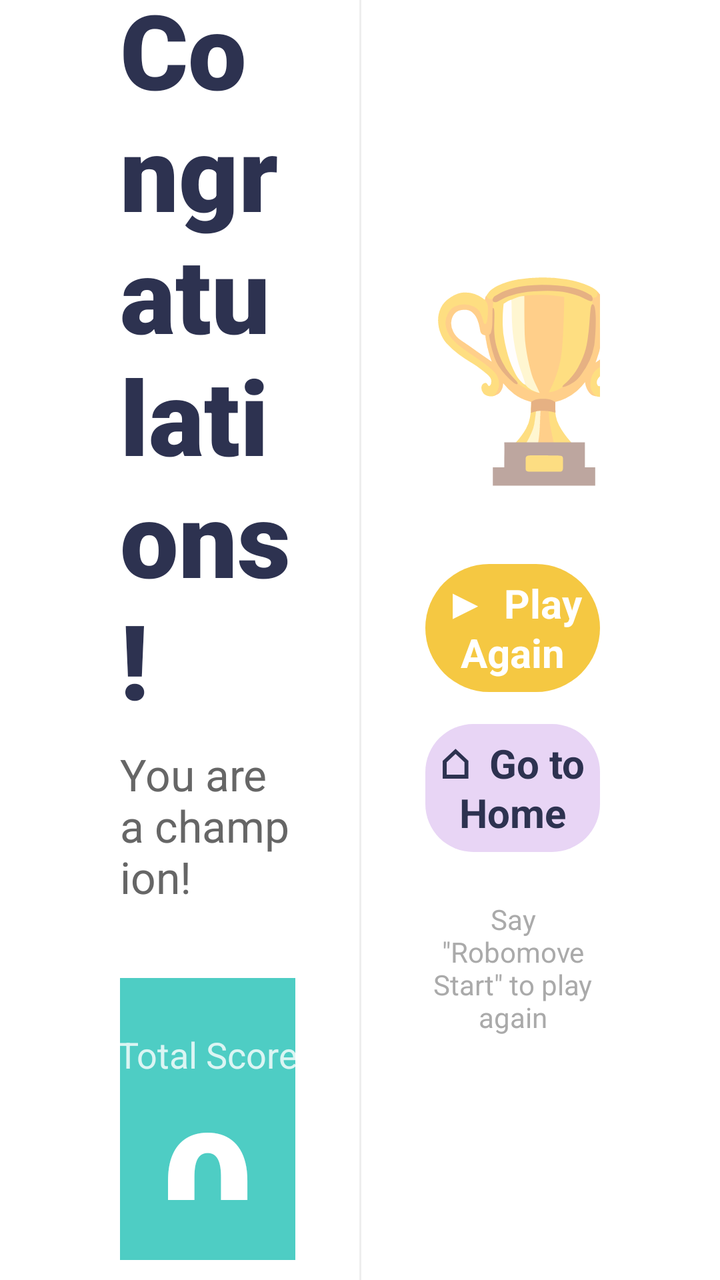
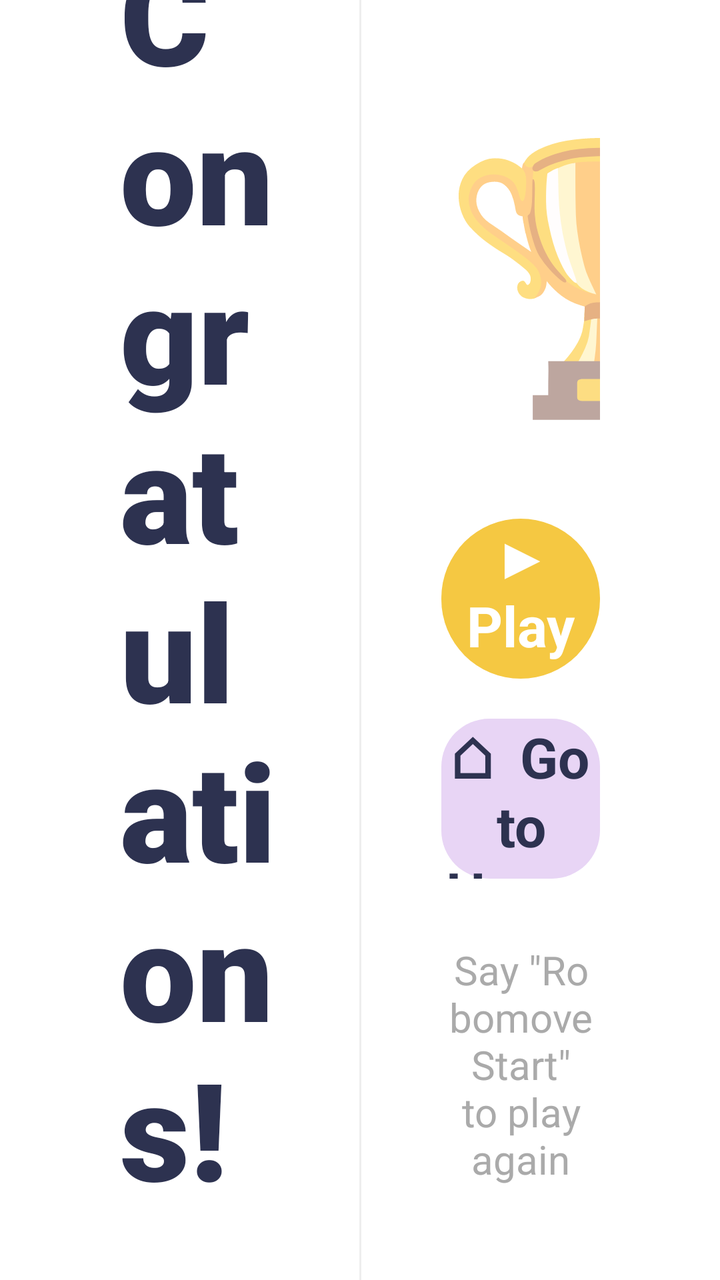

An Android layout rendered at two revisions. The XML below is the earlier revision; the diff shows what the commit changed to produce the second picture.
<!-- AndroidManifest.xml: application theme Theme.RoboMove -->
<!-- res/layout/activity_results.xml -->
<?xml version="1.0" encoding="utf-8"?>
<androidx.constraintlayout.widget.ConstraintLayout
    xmlns:android="http://schemas.android.com/apk/res/android"
    xmlns:app="http://schemas.android.com/apk/res-auto"
    android:layout_width="match_parent"
    android:layout_height="match_parent"
    android:background="@color/robomove_white">

    

    <LinearLayout
        android:id="@+id/layout_left"
        android:layout_width="0dp"
        android:layout_height="match_parent"
        android:orientation="vertical"
        android:gravity="center"
        android:paddingStart="60dp"
        android:paddingEnd="32dp"
        app:layout_constraintStart_toStartOf="parent"
        app:layout_constraintEnd_toStartOf="@id/divider"
        app:layout_constraintTop_toTopOf="parent"
        app:layout_constraintBottom_toBottomOf="parent">

        
        <TextView
            android:layout_width="wrap_content"
            android:layout_height="wrap_content"
            android:text="Congratulations!"
            android:textColor="@color/robomove_navy"
            android:textSize="52sp"
            android:textStyle="bold"
            android:fontFamily="sans-serif-black"/>

        
        <TextView
            android:id="@+id/tv_motivational_message"
            android:layout_width="wrap_content"
            android:layout_height="wrap_content"
            android:text="You are a champion!"
            android:textColor="#666666"
            android:textSize="22sp"
            android:layout_marginTop="8dp"
            android:layout_marginBottom="36dp"/>

        
        <androidx.cardview.widget.CardView
            android:layout_width="320dp"
            android:layout_height="wrap_content"
            app:cardCornerRadius="24dp"
            app:cardBackgroundColor="@color/robomove_teal"
            app:cardElevation="0dp">

            <LinearLayout
                android:layout_width="match_parent"
                android:layout_height="wrap_content"
                android:orientation="vertical"
                android:gravity="center"
                android:paddingTop="28dp"
                android:paddingBottom="28dp">

                <TextView
                    android:layout_width="wrap_content"
                    android:layout_height="wrap_content"
                    android:text="Total Score"
                    android:textColor="#CCFFFFFF"
                    android:textSize="18sp"/>

                <TextView
                    android:id="@+id/tv_total_score"
                    android:layout_width="wrap_content"
                    android:layout_height="wrap_content"
                    android:text="0"
                    android:textColor="@color/robomove_white"
                    android:textSize="80sp"
                    android:textStyle="bold"
                    android:fontFamily="sans-serif-black"/>

                
                <TextView
                    android:id="@+id/tv_stars"
                    android:layout_width="wrap_content"
                    android:layout_height="wrap_content"
                    android:text="⭐⭐⭐"
                    android:textSize="32sp"
                    android:layout_marginTop="4dp"/>

            </LinearLayout>
        </androidx.cardview.widget.CardView>

        
        <TextView
            android:id="@+id/tv_score_breakdown"
            android:layout_width="wrap_content"
            android:layout_height="wrap_content"
            android:text=""
            android:textColor="#888888"
            android:textSize="15sp"
            android:gravity="center"
            android:layout_marginTop="20dp"
            android:lineSpacingMultiplier="1.5"/>

    </LinearLayout>

    
    <View
        android:id="@+id/divider"
        android:layout_width="1dp"
        android:layout_height="0dp"
        android:background="#EEEEEE"
        app:layout_constraintStart_toStartOf="parent"
        app:layout_constraintEnd_toEndOf="parent"
        app:layout_constraintTop_toTopOf="parent"
        app:layout_constraintBottom_toBottomOf="parent"/>

    

    <LinearLayout
        android:id="@+id/layout_right"
        android:layout_width="0dp"
        android:layout_height="match_parent"
        android:orientation="vertical"
        android:gravity="center"
        android:paddingStart="32dp"
        android:paddingEnd="60dp"
        app:layout_constraintStart_toEndOf="@id/divider"
        app:layout_constraintEnd_toEndOf="parent"
        app:layout_constraintTop_toTopOf="parent"
        app:layout_constraintBottom_toBottomOf="parent">

        
        <TextView
            android:layout_width="wrap_content"
            android:layout_height="wrap_content"
            android:text="🏆"
            android:textSize="96sp"
            android:layout_marginBottom="32dp"/>

        
        <TextView
            android:id="@+id/btn_play_again"
            android:layout_width="match_parent"
            android:layout_height="64dp"
            android:text="▶  Play Again"
            android:textColor="@color/robomove_white"
            android:textSize="20sp"
            android:textStyle="bold"
            android:gravity="center"
            android:background="@drawable/bg_button_yellow"
            android:layout_marginBottom="16dp"/>

        
        <TextView
            android:id="@+id/btn_home"
            android:layout_width="match_parent"
            android:layout_height="64dp"
            android:text="⌂  Go to Home"
            android:textColor="@color/robomove_navy"
            android:textSize="20sp"
            android:textStyle="bold"
            android:gravity="center"
            android:background="@drawable/bg_rule_card"
            android:layout_marginBottom="16dp"/>

        
        <TextView
            android:layout_width="wrap_content"
            android:layout_height="wrap_content"
            android:text='Say \"Robomove Start\" to play again'
            android:textColor="#AAAAAA"
            android:textSize="14sp"
            android:gravity="center"
            android:layout_marginTop="8dp"/>

    </LinearLayout>

</androidx.constraintlayout.widget.ConstraintLayout>
<!-- resources referenced by this layout -->
<resources>
  <color name="robomove_navy">#2D3250</color>
  <color name="robomove_teal">#4ECDC4</color>
  <color name="robomove_white">#FFFFFF</color>
  <!-- drawable bg_button_yellow (drawable) -->
  <?xml version="1.0" encoding="utf-8"?>
  <shape xmlns:android="http://schemas.android.com/apk/res/android"
      android:shape="rectangle">
      <solid android:color="#F5C842" />
      <corners android:radius="50dp" />
  </shape>
  <!-- drawable bg_rule_card (drawable) -->
  <?xml version="1.0" encoding="utf-8"?>
  <shape xmlns:android="http://schemas.android.com/apk/res/android"
      android:shape="rectangle">
      <solid android:color="#E8D5F5" />
      <corners android:radius="24dp" />
  </shape>
  <style name="Theme.RoboMove" parent="Theme.MaterialComponents.DayNight.NoActionBar">
          <item name="colorPrimary">@color/robomove_navy</item>
          <item name="colorPrimaryVariant">@color/robomove_navy</item>
          <item name="colorOnPrimary">@color/robomove_white</item>
          <item name="colorSecondary">@color/robomove_yellow</item>
          <item name="android:windowBackground">@color/robomove_white</item>
      </style>
  <color name="robomove_yellow">#F5C842</color>
</resources>

<!-- the commit's change to res/layout/activity_results.xml (unified diff, before → after) -->
@@ -15,7 +15,7 @@
         android:orientation="vertical"
         android:gravity="center"
         android:paddingStart="60dp"
-        android:paddingEnd="32dp"
+        android:paddingEnd="40dp"
         app:layout_constraintStart_toStartOf="parent"
         app:layout_constraintEnd_toStartOf="@id/divider"
         app:layout_constraintTop_toTopOf="parent"
@@ -27,7 +27,7 @@
             android:layout_height="wrap_content"
             android:text="Congratulations!"
             android:textColor="@color/robomove_navy"
-            android:textSize="52sp"
+            android:textSize="68sp"
             android:textStyle="bold"
             android:fontFamily="sans-serif-black"/>
 
@@ -38,15 +38,15 @@
             android:layout_height="wrap_content"
             android:text="You are a champion!"
             android:textColor="#666666"
-            android:textSize="22sp"
-            android:layout_marginTop="8dp"
-            android:layout_marginBottom="36dp"/>
+            android:textSize="30sp"
+            android:layout_marginTop="10dp"
+            android:layout_marginBottom="40dp"/>
 
         
         <androidx.cardview.widget.CardView
-            android:layout_width="320dp"
+            android:layout_width="400dp"
             android:layout_height="wrap_content"
-            app:cardCornerRadius="24dp"
+            app:cardCornerRadius="28dp"
             app:cardBackgroundColor="@color/robomove_teal"
             app:cardElevation="0dp">
 
@@ -55,15 +55,15 @@
                 android:layout_height="wrap_content"
                 android:orientation="vertical"
                 android:gravity="center"
-                android:paddingTop="28dp"
-                android:paddingBottom="28dp">
+                android:paddingTop="36dp"
+                android:paddingBottom="36dp">
 
                 <TextView
                     android:layout_width="wrap_content"
                     android:layout_height="wrap_content"
                     android:text="Total Score"
                     android:textColor="#CCFFFFFF"
-                    android:textSize="18sp"/>
+                    android:textSize="26sp"/>
 
                 <TextView
                     android:id="@+id/tv_total_score"
@@ -71,7 +71,7 @@
                     android:layout_height="wrap_content"
                     android:text="0"
                     android:textColor="@color/robomove_white"
-                    android:textSize="80sp"
+                    android:textSize="110sp"
                     android:textStyle="bold"
                     android:fontFamily="sans-serif-black"/>
 
@@ -81,8 +81,8 @@
                     android:layout_width="wrap_content"
                     android:layout_height="wrap_content"
                     android:text="⭐⭐⭐"
-                    android:textSize="32sp"
-                    android:layout_marginTop="4dp"/>
+                    android:textSize="44sp"
+                    android:layout_marginTop="6dp"/>
 
             </LinearLayout>
         </androidx.cardview.widget.CardView>
@@ -94,9 +94,9 @@
             android:layout_height="wrap_content"
             android:text=""
             android:textColor="#888888"
-            android:textSize="15sp"
+            android:textSize="22sp"
             android:gravity="center"
-            android:layout_marginTop="20dp"
+            android:layout_marginTop="28dp"
             android:lineSpacingMultiplier="1.5"/>
 
     </LinearLayout>
@@ -120,7 +120,7 @@
         android:layout_height="match_parent"
         android:orientation="vertical"
         android:gravity="center"
-        android:paddingStart="32dp"
+        android:paddingStart="40dp"
         android:paddingEnd="60dp"
         app:layout_constraintStart_toEndOf="@id/divider"
         app:layout_constraintEnd_toEndOf="parent"
@@ -132,44 +132,44 @@
             android:layout_width="wrap_content"
             android:layout_height="wrap_content"
             android:text="🏆"
-            android:textSize="96sp"
-            android:layout_marginBottom="32dp"/>
+            android:textSize="130sp"
+            android:layout_marginBottom="40dp"/>
 
         
         <TextView
             android:id="@+id/btn_play_again"
             android:layout_width="match_parent"
-            android:layout_height="64dp"
+            android:layout_height="80dp"
             android:text="▶  Play Again"
             android:textColor="@color/robomove_white"
-            android:textSize="20sp"
+            android:textSize="28sp"
             android:textStyle="bold"
             android:gravity="center"
             android:background="@drawable/bg_button_yellow"
-            android:layout_marginBottom="16dp"/>
+            android:layout_marginBottom="20dp"/>
 
         
         <TextView
             android:id="@+id/btn_home"
             android:layout_width="match_parent"
-            android:layout_height="64dp"
+            android:layout_height="80dp"
             android:text="⌂  Go to Home"
             android:textColor="@color/robomove_navy"
-            android:textSize="20sp"
+            android:textSize="28sp"
             android:textStyle="bold"
             android:gravity="center"
             android:background="@drawable/bg_rule_card"
-            android:layout_marginBottom="16dp"/>
+            android:layout_marginBottom="20dp"/>
 
         
         <TextView
             android:layout_width="wrap_content"
             android:layout_height="wrap_content"
-            android:text='Say \"Robomove Start\" to play again'
+            android:text='Say "Robomove Start" to play again'
             android:textColor="#AAAAAA"
-            android:textSize="14sp"
+            android:textSize="20sp"
             android:gravity="center"
-            android:layout_marginTop="8dp"/>
+            android:layout_marginTop="12dp"/>
 
     </LinearLayout>
 
